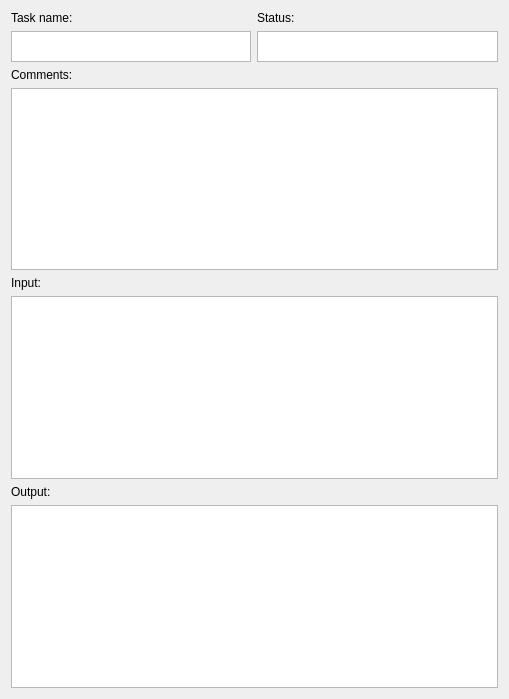
ConservationInternational/trends.earth, file LDMP/gui/DlgJobsDetails.ui: the form before one commit.
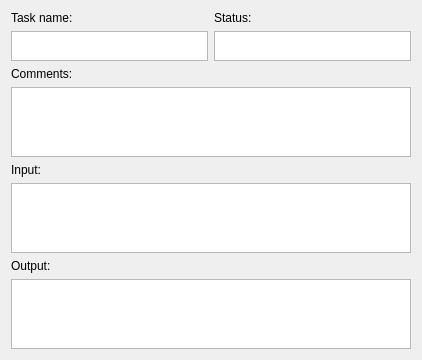
The form after the commit.

What changed in the file:
```diff
--- a/LDMP/gui/DlgJobsDetails.ui
+++ b/LDMP/gui/DlgJobsDetails.ui
@@ -9,16 +9,28 @@
    <rect>
     <x>0</x>
     <y>0</y>
-    <width>509</width>
-    <height>699</height>
+    <width>418</width>
+    <height>359</height>
    </rect>
   </property>
+  <property name="sizePolicy">
+   <sizepolicy hsizetype="Fixed" vsizetype="Fixed">
+    <horstretch>0</horstretch>
+    <verstretch>0</verstretch>
+   </sizepolicy>
+  </property>
   <property name="windowTitle">
    <string>Google Earth Engine Task Detail</string>
   </property>
   <layout class="QGridLayout" name="gridLayout">
    <item row="3" column="0" colspan="2">
     <widget class="QTextBrowser" name="comments">
+     <property name="minimumSize">
+      <size>
+       <width>400</width>
+       <height>0</height>
+      </size>
+     </property>
      <property name="maximumSize">
       <size>
        <width>16777215</width>
@@ -29,7 +41,7 @@
       <string>&lt;!DOCTYPE HTML PUBLIC &quot;-//W3C//DTD HTML 4.0//EN&quot; &quot;http://www.w3.org/TR/REC-html40/strict.dtd&quot;&gt;
 &lt;html&gt;&lt;head&gt;&lt;meta name=&quot;qrichtext&quot; content=&quot;1&quot; /&gt;&lt;style type=&quot;text/css&quot;&gt;
 p, li { white-space: pre-wrap; }
-&lt;/style&gt;&lt;/head&gt;&lt;body style=&quot; font-family:'MS Shell Dlg 2'; font-size:8.25pt; font-weight:400; font-style:normal;&quot;&gt;
+&lt;/style&gt;&lt;/head&gt;&lt;body style=&quot; font-family:'MS Shell Dlg 2'; font-size:7.875pt; font-weight:400; font-style:normal;&quot;&gt;
 &lt;p style=&quot;-qt-paragraph-type:empty; margin-top:0px; margin-bottom:0px; margin-left:0px; margin-right:0px; -qt-block-indent:0; text-indent:0px; font-size:8pt;&quot;&gt;&lt;br /&gt;&lt;/p&gt;&lt;/body&gt;&lt;/html&gt;</string>
      </property>
      <property name="openExternalLinks">
@@ -74,6 +86,12 @@
    </item>
    <item row="7" column="0" colspan="2">
     <widget class="QTextBrowser" name="output">
+     <property name="minimumSize">
+      <size>
+       <width>400</width>
+       <height>0</height>
+      </size>
+     </property>
      <property name="maximumSize">
       <size>
        <width>16777215</width>
@@ -84,6 +102,12 @@
    </item>
    <item row="5" column="0" colspan="2">
     <widget class="QTextBrowser" name="input">
+     <property name="minimumSize">
+      <size>
+       <width>400</width>
+       <height>0</height>
+      </size>
+     </property>
      <property name="maximumSize">
       <size>
        <width>16777215</width>
```
